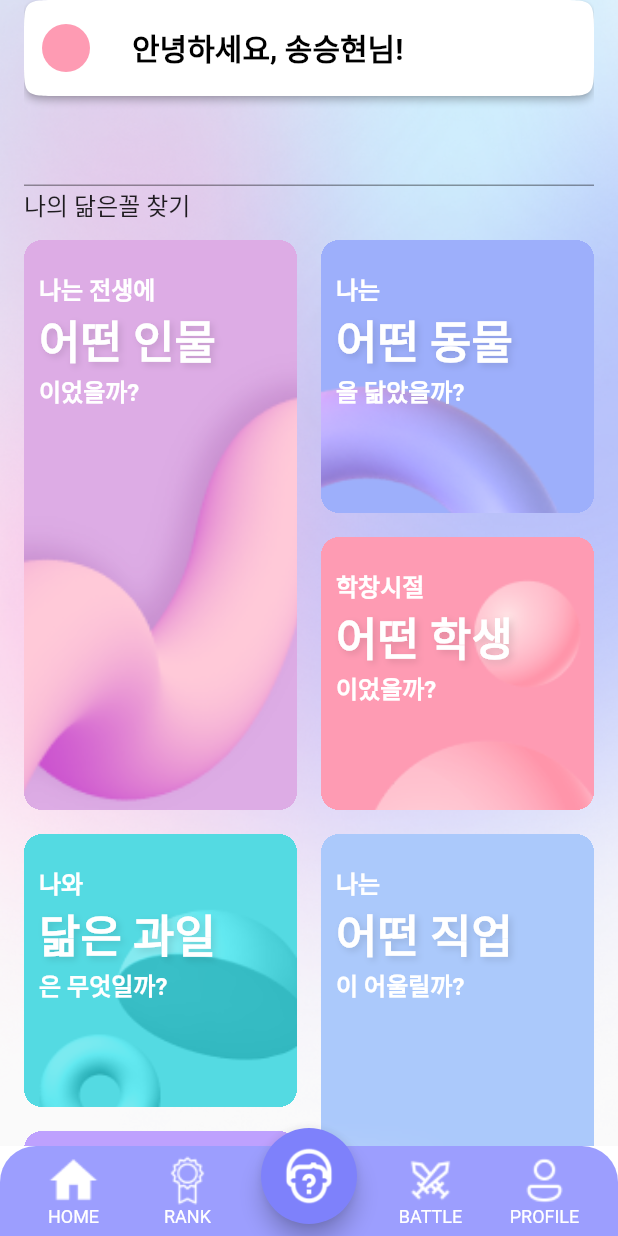
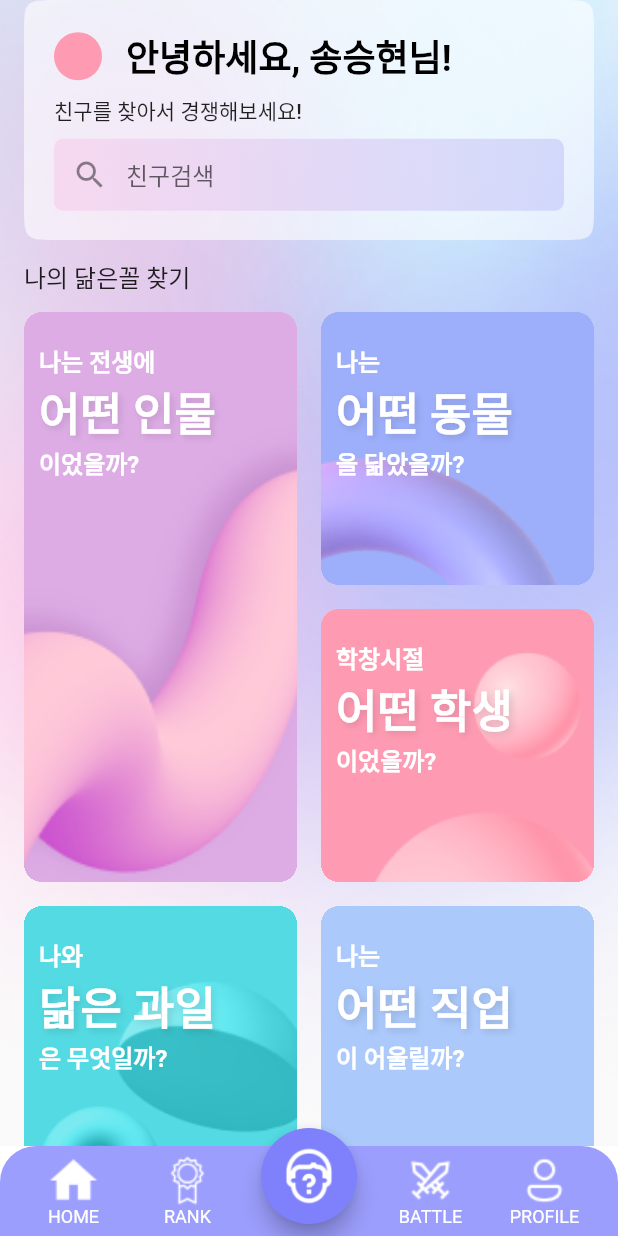
Before and after one commit to Ninucco/Ninucco, a Flutter app: the screen it shows after launch, on a phone screen of 412 x 824 dp. Run offline on Flutter 3.47's test engine with Material 2 defaults, Android fonts, the phone set to English and light mode, and no system bars; our stand-ins replace cached_network_image, image_cropper, image_picker, percent_indicator; missing offline and left inert: kakao_flutter_sdk, kakao_flutter_sdk_common, wrapped_korean_text; network calls fail.

Commit message:
✨ feat: header 변경중

```diff
--- a/application/ninucco/lib/screens/home/home.dart
+++ b/application/ninucco/lib/screens/home/home.dart
@@ -20,30 +20,72 @@ class HomePage extends StatelessWidget {
         child: CustomScrollView(
           slivers: [
             SliverAppBar(
-              toolbarHeight: 64,
+              toolbarHeight: 160,
               shape: ContinuousRectangleBorder(
                 borderRadius: BorderRadius.circular(24),
               ),
-              elevation: 2,
+              elevation: 0,
               forceElevated: true,
-              backgroundColor: Colors.white,
-              leading: const Padding(
-                padding: EdgeInsets.all(12.0),
-                child: CircleAvatar(
-                  radius: 16,
-                  backgroundColor: Color(0xffFE9BB3),
+              backgroundColor: Colors.white.withOpacity(0.6),
+              // leading: const Padding(
+              //   padding: EdgeInsets.all(12.0),
+              //   child: CircleAvatar(
+              //     radius: 16,
+              //     backgroundColor: Color(0xffFE9BB3),
+              //   ),
+              // ),
+              title: Padding(
+                padding: const EdgeInsets.all(4.0),
+                child: Column(
+                  crossAxisAlignment: CrossAxisAlignment.start,
+                  children: [
+                    const Row(
+                      children: [
+                        CircleAvatar(
+                          radius: 16,
+                          backgroundColor: Color(0xffFE9BB3),
+                        ),
+                        SizedBox(width: 16),
+                        Text(
+                          "안녕하세요, 송승현님!",
+                          style: TextStyle(
+                            color: Colors.black,
+                            fontWeight: FontWeight.bold,
+                            fontSize: 24,
+                          ),
+                        ),
+                      ],
+                    ),
+                    const SizedBox(height: 8),
+                    const Text(
+                      "친구를 찾아서 경쟁해보세요!",
+                      style: TextStyle(
+                        color: Colors.black87,
+                        fontSize: 14,
+                      ),
+                    ),
+                    const SizedBox(height: 8),
+                    Container(
+                      decoration: BoxDecoration(
+                        gradient: LinearGradient(colors: [
+                          const Color(0xffF7D1ED).withOpacity(0.7),
+                          const Color(0xffC8CDFA).withOpacity(0.7),
+                        ]),
+                        borderRadius: BorderRadius.circular(6),
+                      ),
+                      child: const TextField(
+                        decoration: InputDecoration(
+                          border: InputBorder.none,
+                          hintText: "친구검색",
+                          prefixIcon: Icon(Icons.search),
+                        ),
+                      ),
+                    ),
+                  ],
                 ),
-              ),
-              title: const Text(
-                "안녕하세요, 송승현님!",
-                style:
-                    TextStyle(color: Colors.black, fontWeight: FontWeight.bold),
               ),
             ),
             const SliverToBoxAdapter(child: SizedBox(height: 12)),
-            const SliverToBoxAdapter(
-              child: TextField(),
-            ),
             SliverToBoxAdapter(
               child: Container(
                 padding: const EdgeInsets.only(bottom: 12),
```
